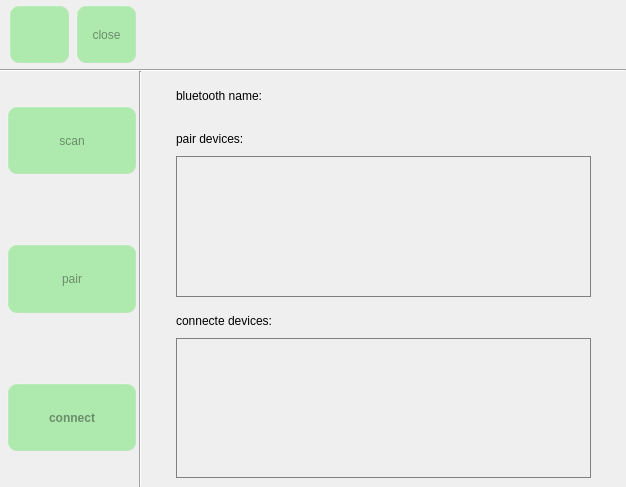
jizizihe/baijie_demo, file bluetooth.ui: the form before one commit.
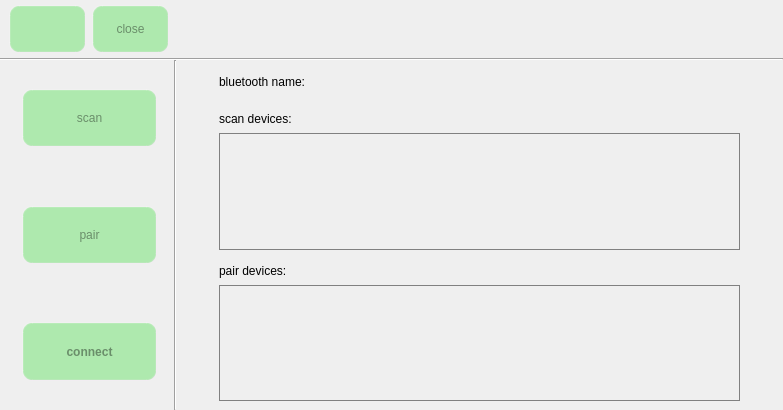
The form after the commit. Icons and pictures are not drawn.

Commit message: func: 1.add the path of the latest recording file to the database in voice       2.add the judgment of whether bluetooth is connected when connecting to Bluetooth       3.optimize the database code

```diff
--- a/bluetooth.ui
+++ b/bluetooth.ui
@@ -6,8 +6,8 @@
    <rect>
     <x>0</x>
     <y>0</y>
-    <width>626</width>
-    <height>487</height>
+    <width>783</width>
+    <height>410</height>
    </rect>
   </property>
   <property name="sizePolicy">
@@ -665,7 +665,7 @@
                 </sizepolicy>
                </property>
                <property name="text">
-                <string>pair devices:</string>
+                <string>scan devices:</string>
                </property>
               </widget>
              </item>
@@ -708,7 +708,7 @@
              <item>
               <widget class="QListWidget" name="BtNameListWidget">
                <property name="sizePolicy">
-                <sizepolicy hsizetype="Minimum" vsizetype="Minimum">
+                <sizepolicy hsizetype="Ignored" vsizetype="Ignored">
                  <horstretch>0</horstretch>
                  <verstretch>0</verstretch>
                 </sizepolicy>
@@ -807,7 +807,7 @@
                  </sizepolicy>
                 </property>
                 <property name="text">
-                 <string>connecte devices:</string>
+                 <string>pair devices:</string>
                 </property>
                </widget>
               </item>
@@ -846,6 +846,12 @@
               </item>
               <item>
                <widget class="QListWidget" name="Bt_pairedListwidget">
+                <property name="sizePolicy">
+                 <sizepolicy hsizetype="Ignored" vsizetype="Ignored">
+                  <horstretch>0</horstretch>
+                  <verstretch>0</verstretch>
+                 </sizepolicy>
+                </property>
                 <property name="maximumSize">
                  <size>
                   <width>16777215</width>
```
Left out of the diff: 40 changed lines with no effect on the pictures. The commit also changes 31 other files.
